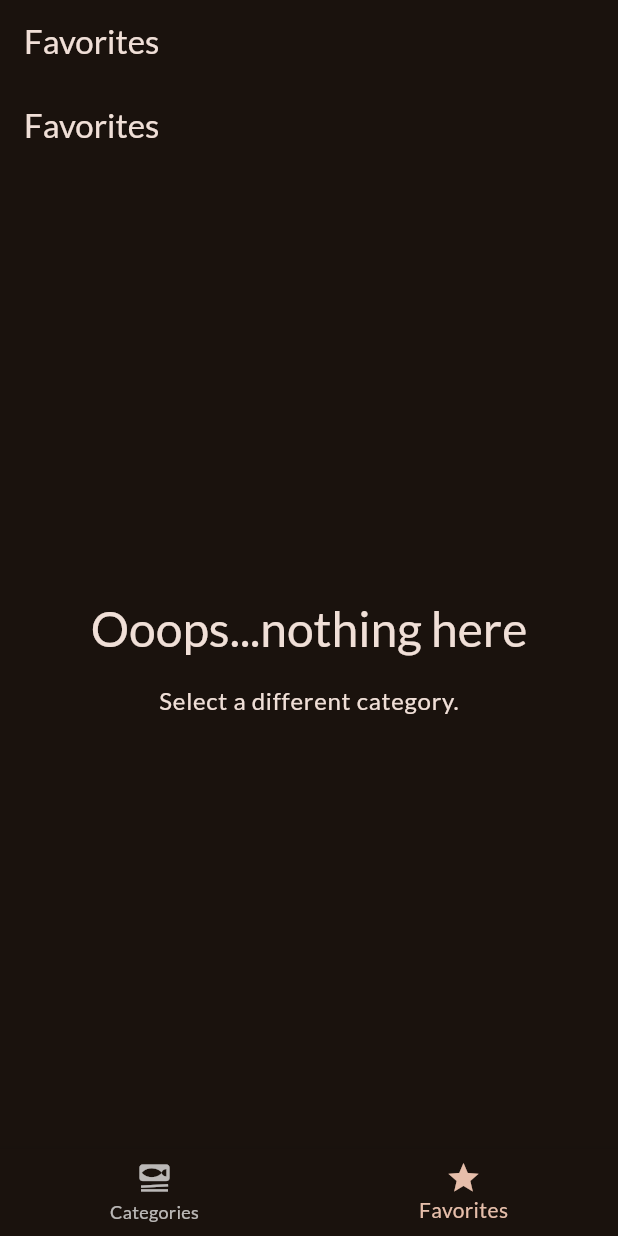
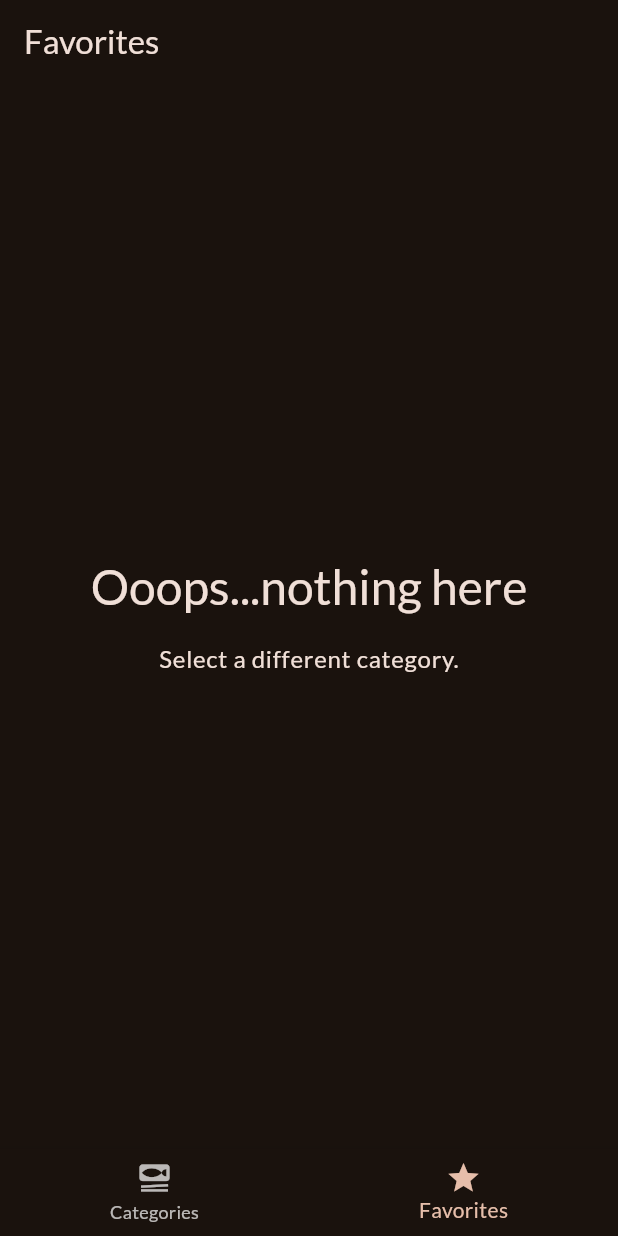
Before and after one commit to NSM722/lets_eat, a Flutter app: the screen it shows after launch, item 2 of the bottom bar chosen, on a phone screen of 412 x 824 dp. Run offline on Flutter 3.47's test engine with Material 2 defaults, Android fonts, the phone set to English and light mode, and no system bars; our stand-ins replace google_fonts, transparent_image.

Commit message:
refactor: delete repetitive titles

```diff
--- a/lib/screens/meals.dart
+++ b/lib/screens/meals.dart
@@ -7,10 +7,10 @@ class MealsScreen extends StatelessWidget {
   const MealsScreen({
     super.key,
     required this.meals,
-    required this.title,
+    this.title,
   });
 
-  final String title;
+  final String? title; // optional
   final List<Meal> meals;
 
   void onSelectMealItem(BuildContext context, Meal meal) {
@@ -58,9 +58,13 @@ class MealsScreen extends StatelessWidget {
       );
     }
 
+    if (title == null) {
+      return content;
+    }
+
     return Scaffold(
       appBar: AppBar(
-        title: Text(title),
+        title: Text(title!),
       ),
       body: content,
     );
--- a/lib/screens/tabs.dart
+++ b/lib/screens/tabs.dart
@@ -24,7 +24,7 @@ class _TabsScreenState extends State<TabsScreen> {
     var activePageTitle = 'Categories';
 
     if (_selectedPageIndex == 1) {
-      activePage = const MealsScreen(meals: [], title: 'Favorites');
+      activePage = const MealsScreen(meals: []);
       activePageTitle = 'Favorites';
     }
 
```
